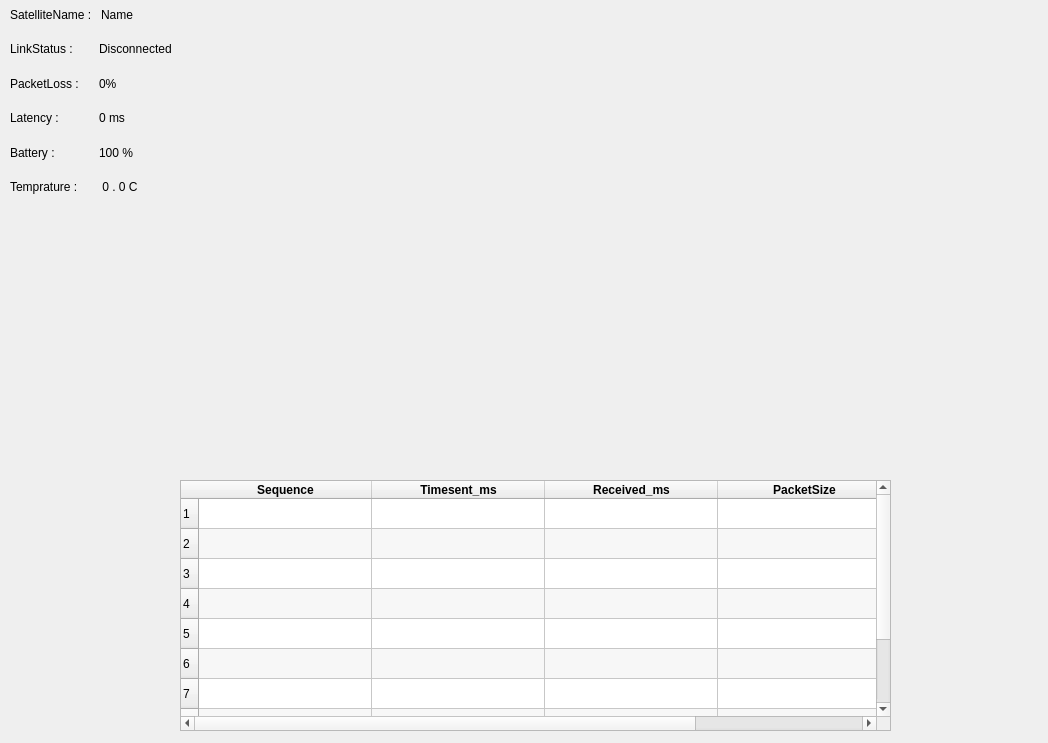
SoftDev-Candy/SecureOribitalUplinkLayer, file ui/mainwindow.ui: the form before one commit.
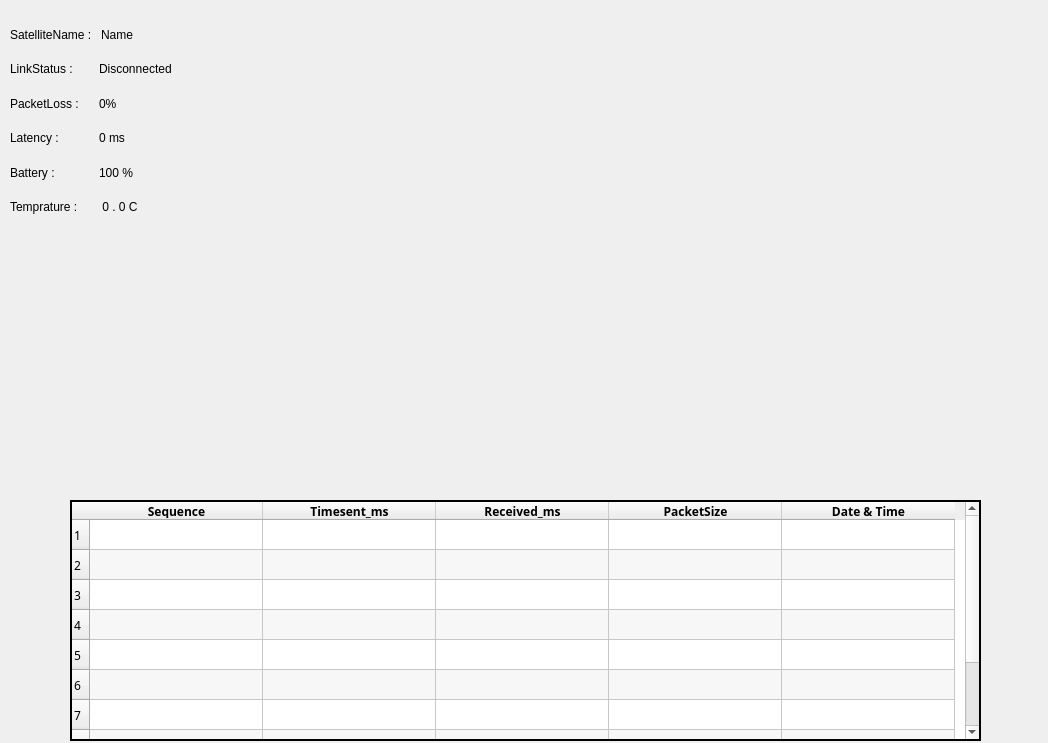
The form after the commit.

Commit message: The UI will refresh every 1000 ms now

The edit to the form file:
```diff
--- a/ui/mainwindow.ui
+++ b/ui/mainwindow.ui
@@ -17,7 +17,7 @@
    <property name="geometry">
     <rect>
      <x>10</x>
-     <y>0</y>
+     <y>20</y>
      <width>171</width>
      <height>201</height>
     </rect>
@@ -136,10 +136,10 @@
   <widget class="QTableWidget" name="DatabaseTable">
    <property name="geometry">
     <rect>
-     <x>180</x>
-     <y>480</y>
-     <width>711</width>
-     <height>251</height>
+     <x>70</x>
+     <y>500</y>
+     <width>911</width>
+     <height>241</height>
     </rect>
    </property>
    <property name="sizePolicy">
@@ -154,6 +154,11 @@
      <height>0</height>
     </size>
    </property>
+   <property name="font">
+    <font>
+     <family>Lucida Sans</family>
+    </font>
+   </property>
    <property name="cursor" stdset="0">
     <cursorShape>SizeBDiagCursor</cursorShape>
    </property>
@@ -163,15 +168,21 @@
    <property name="autoFillBackground">
     <bool>false</bool>
    </property>
+   <property name="frameShape">
+    <enum>QFrame::Shape::WinPanel</enum>
+   </property>
    <property name="frameShadow">
     <enum>QFrame::Shadow::Plain</enum>
    </property>
    <property name="lineWidth">
-    <number>4</number>
+    <number>5</number>
    </property>
    <property name="verticalScrollBarPolicy">
     <enum>Qt::ScrollBarPolicy::ScrollBarAsNeeded</enum>
    </property>
+   <property name="sizeAdjustPolicy">
+    <enum>QAbstractScrollArea::SizeAdjustPolicy::AdjustToContents</enum>
+   </property>
    <property name="autoScroll">
     <bool>false</bool>
    </property>
@@ -256,6 +267,16 @@
      </font>
     </property>
    </column>
+   <column>
+    <property name="text">
+     <string>Date &amp; Time</string>
+    </property>
+    <property name="font">
+     <font>
+      <bold>true</bold>
+     </font>
+    </property>
+   </column>
   </widget>
  </widget>
  <resources/>
```
The commit also changes 5 other files.
